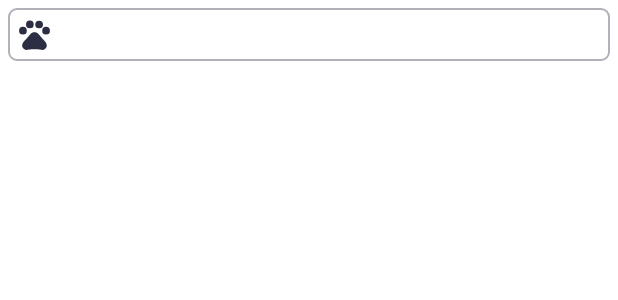
After one commit to ngarak-dev/Cita, an Android app: the layout layout_anime_simple.xml on its own in the app's theme, with its tools: preview values and no code run, on a phone screen of 412 x 824 dp. The commit adds this screen. Shown: the top 300 px of the screen. Run offline under Robolectric (Android 15) with nearby library versions, the phone set to English and light mode, and no system bars.

Commit message:
added list of anime series /movies

```diff
--- a/app/src/main/java/me/ngarak/cita/adapters/QuotesRVAdapter.java
+++ b/app/src/main/java/me/ngarak/cita/adapters/QuotesRVAdapter.java
@@ -1,7 +1,6 @@
 package me.ngarak.cita.adapters;
 
 import android.view.LayoutInflater;
-import android.view.View;
 import android.view.ViewGroup;
 
 import androidx.annotation.NonNull;
--- a/app/src/main/java/me/ngarak/cita/animeQueries.java
+++ b/app/src/main/java/me/ngarak/cita/animeQueries.java
@@ -2,6 +2,7 @@ package me.ngarak.cita;
 
 import java.util.List;
 
+import me.ngarak.cita.models.AnimeResponse;
 import me.ngarak.cita.models.QuoteResponse;
 import retrofit2.Call;
 import retrofit2.http.GET;
@@ -11,5 +12,5 @@ public interface animeQueries {
     Call<List<QuoteResponse>> getRandomQuotes (); /*Return 10 random quotes*/
 
     @GET("available/anime")
-    Call<String> getAnime (); /*returns available anime from API*/
+    Call<List<String>> getAnime (); /*returns available anime from API*/
 }
--- /dev/null
+++ b/app/src/main/res/layout/layout_anime_simple.xml
@@ -0,0 +1,25 @@
+<?xml version="1.0" encoding="utf-8"?>
+<LinearLayout xmlns:android="http://schemas.android.com/apk/res/android"
+    xmlns:app="http://schemas.android.com/apk/res-auto"
+    android:layout_width="match_parent"
+    android:layout_height="wrap_content"
+    android:background="@drawable/background"
+    android:orientation="horizontal"
+    android:gravity="center"
+    android:layout_margin="5dp">
+
+    <ImageView
+        android:layout_width="35dp"
+        android:layout_height="35dp"
+        android:padding="5dp"
+        android:id="@+id/image"
+        android:src="@drawable/ic_anime"
+        android:contentDescription="@null"
+        app:tint="@color/purple_500" />
+
+    <TextView
+        android:layout_width="match_parent"
+        android:layout_height="wrap_content"
+        android:id="@+id/anime_title" />
+
+</LinearLayout>
```
Also changed, not shown: app/src/main/java/me/ngarak/cita/adapters/AnimeRVAdapter.java (added, +60 -0 lines), app/src/main/java/me/ngarak/cita/models/AnimeResponse.java (added, +19 -0 lines), app/src/main/java/me/ngarak/cita/repositories/AnimeRepo.java (+47 -0 lines), app/src/main/java/me/ngarak/cita/ui/anime/AnimeFragment.java (+36 -0 lines), app/src/main/java/me/ngarak/cita/ui/anime/AnimeViewModel.java (+12 -6 lines), app/src/main/res/layout/fragment_anime.xml (+27 -10 lines).
